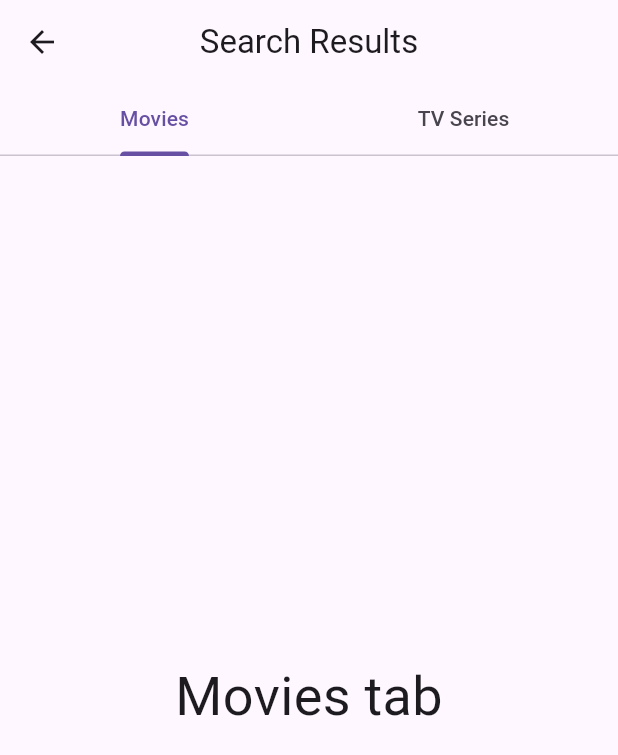
After one commit to IbrahimM05/SubHome, a Flutter app: the SearchResults screen opened directly, on a phone screen of 412 x 824 dp. The commit adds this screen. Shown: the top 755 px of the screen. Run offline on Flutter 3.47's test engine with Material 3 defaults, Android fonts, the phone set to English and light mode, and no system bars.

Commit message:
Build the Search Results Screen UI

```diff
--- a/lib/screens/home.dart
+++ b/lib/screens/home.dart
@@ -1,4 +1,5 @@
 import 'package:flutter/material.dart';
+import 'package:sub_home/screens/search_results.dart';
 
 class HomeScreen extends StatelessWidget {
   const HomeScreen({super.key});
@@ -29,7 +30,12 @@ class HomeScreen extends StatelessWidget {
               border: InputBorder.none,
               contentPadding: EdgeInsets.all(16),
             ),
-            onSubmitted: (value) {},
+            onSubmitted: (value) {
+              Navigator.push(
+                context,
+                MaterialPageRoute(builder: (context) => SearchResults()),
+              );
+            },
           ),
         ),
       ),
--- /dev/null
+++ b/lib/screens/search_results.dart
@@ -0,0 +1,32 @@
+import 'package:flutter/material.dart';
+
+class SearchResults extends StatelessWidget {
+  const SearchResults({super.key});
+
+  static const List<Tab> myTabs = <Tab>[
+    Tab(text: 'Movies'),
+    Tab(text: 'TV Series'),
+  ];
+
+  @override
+  Widget build(BuildContext context) {
+    return DefaultTabController(
+      length: 2,
+      child: Scaffold(
+        appBar: AppBar(
+          title: Text('Search Results'),
+          centerTitle: true,
+          bottom: TabBar(tabs: myTabs),
+        ),
+        body: TabBarView(
+          children: myTabs.map((Tab tab) {
+            final String label = tab.text!;
+            return Center(
+              child: Text('$label tab', style: const TextStyle(fontSize: 36)),
+            );
+          }).toList(),
+        ),
+      ),
+    );
+  }
+}
```
